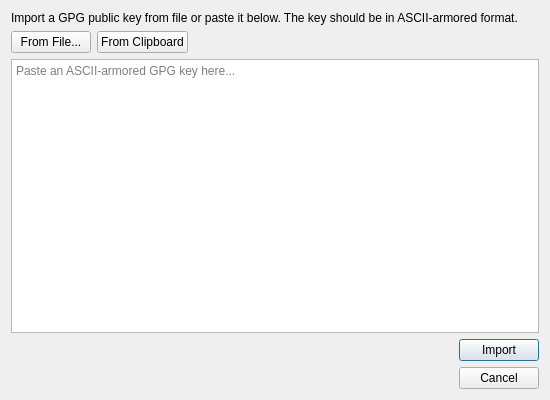
The window that src/importkeydialog.ui (IJHack/QtPass) describes before a commit, drawn with Qt 5.
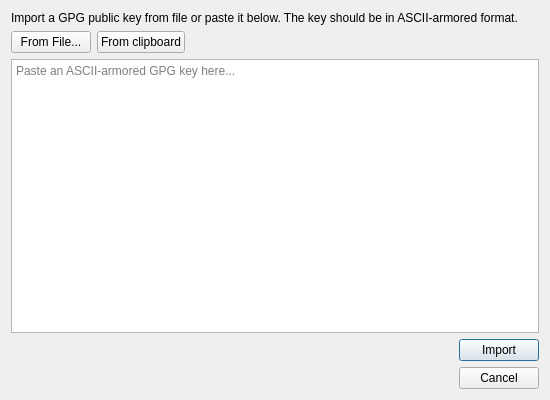
The same window after the commit. Icons and pictures are not drawn.

Commit message:
Sentence case for the clipboard strings (#1832)
"Copy to Clipboard", "No Clipboard" and "From Clipboard" sat next to
"Copy to clipboard", "Always copy to clipboard" and the rest, and each
capitalised variant was a separate string to translate. lupdate's
same-text heuristic carries the existing translations over as unfinished.

Claude-Session: https://claude.ai/code/session_01JuQsrHonihp1nARE7bzstc

```diff
--- a/src/importkeydialog.ui
+++ b/src/importkeydialog.ui
@@ -46,7 +46,7 @@
      <item>
       <widget class="QPushButton" name="pasteButton">
        <property name="text">
-        <string>From Clipboard</string>
+        <string>From clipboard</string>
        </property>
       </widget>
      </item>
```
The commit also changes 3 other files.
